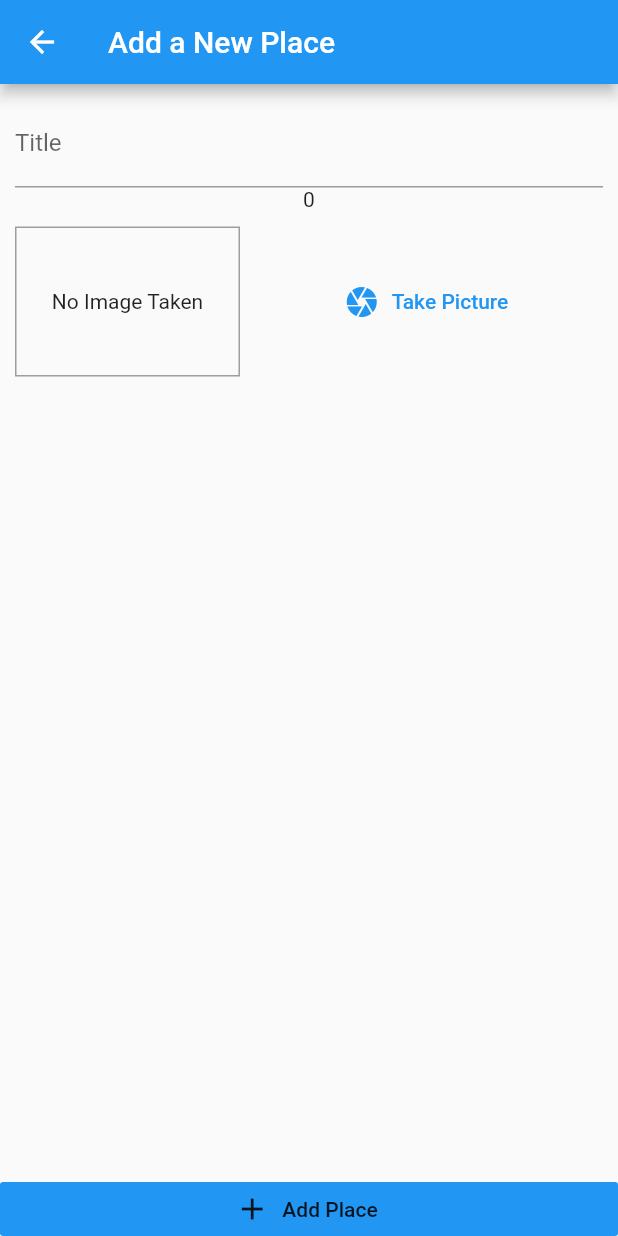
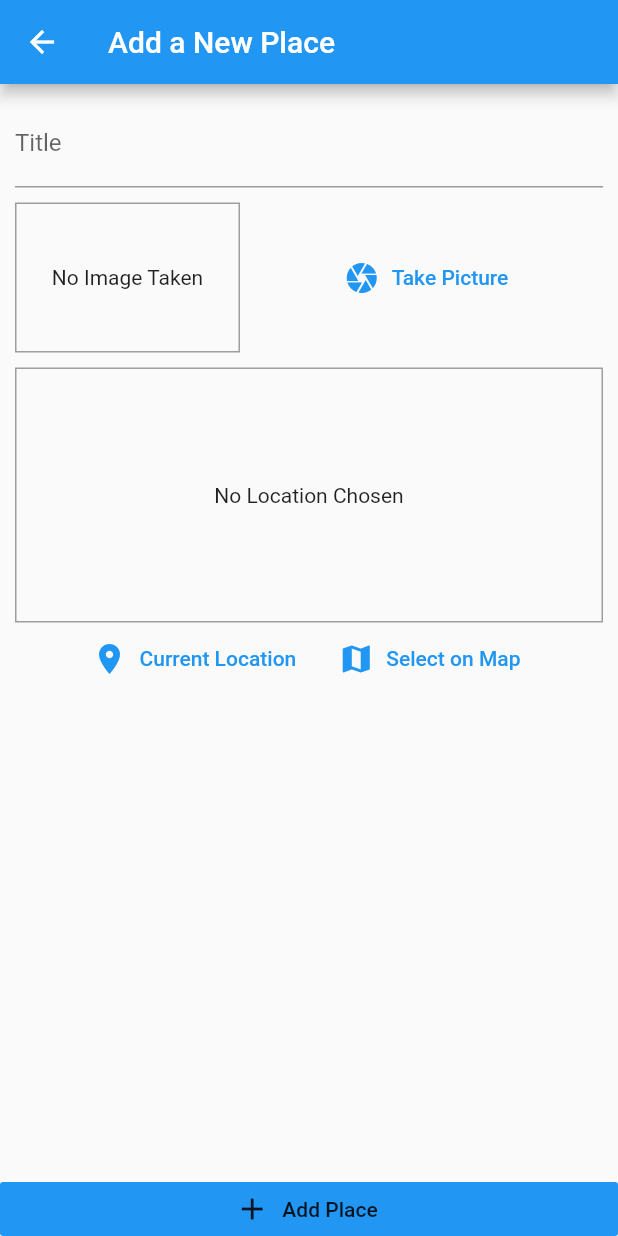
Before and after one commit to NikolaDonevski138/flutter-poc, a Flutter app: the AddPlaceScreen screen opened by its route, on a phone screen of 412 x 824 dp. Run offline on Flutter 3.47's test engine with Material 2 defaults, Android fonts, the phone set to English and light mode, and no system bars; our stand-ins replace geolocator, google_maps_flutter, image_picker, location, sqflite; accounts and stored records are empty.

```diff
--- /dev/null
+++ b/lib/helpers/location_helper.dart
@@ -0,0 +1,10 @@
+const GOOGLE_API_KEY = 'AIzaSyBg9yn5JtQgKRFbg6FCTy4ewbF24kRuAYI';
+
+class LocationHelper {
+  static String generateLocationPreviewImage({
+    double latitude,
+    double longitude,
+  }) {
+    return 'https://maps.googleapis.com/maps/api/staticmap?center=&$latitude,$longitude&zoom=16&size=600x300&maptype=roadmap&markers=color:red%7Clabel:A%7C$latitude,$longitude&key=$GOOGLE_API_KEY';
+  }
+}
--- a/lib/main.dart
+++ b/lib/main.dart
@@ -25,7 +25,7 @@ class MyApp extends StatelessWidget {
           routes: {
             HomeScreen.routeName: (ctx) => HomeScreen(),
             AddPlaceScreen.routeName: (ctx) => AddPlaceScreen(),
-            PlacesListScreen.routeName: (ctx) => PlacesListScreen(),
+            // PlacesListScreen.routeName: (ctx) => PlacesListScreen(),
           }),
     );
   }
--- a/lib/models/place.dart
+++ b/lib/models/place.dart
@@ -7,7 +7,7 @@ class PlaceLocation {
   final double longitude;
   final String address;
 
-  PlaceLocation({
+  const PlaceLocation({
     @required this.latitude,
     @required this.longitude,
     this.address,
--- a/lib/screen/add_place_screen.dart
+++ b/lib/screen/add_place_screen.dart
@@ -4,8 +4,8 @@ import 'package:flutter/material.dart';
 import 'package:provider/provider.dart';
 
 import '../widgets/image_input.dart';
+import '../widgets/location_input.dart';
 import '../providers/great_places.dart';
-import '../screen/places_list_screen.dart';
 
 class AddPlaceScreen extends StatefulWidget {
   static const routeName = '/add-place';
@@ -28,7 +28,6 @@ class _AddPlaceScreenState extends State<AddPlaceScreen> {
     }
     Provider.of<GreatPlaces>(context, listen: false)
         .addPlace(_titleController.text, _pickedImage);
-    print(Provider.of<GreatPlaces>(context, listen: false).items.length);
     Navigator.of(context).pop();
   }
 
@@ -51,14 +50,14 @@ class _AddPlaceScreenState extends State<AddPlaceScreen> {
                       decoration: InputDecoration(labelText: 'Title'),
                       controller: _titleController,
                     ),
-                    Text(Provider.of<GreatPlaces>(context, listen: false)
-                        .items
-                        .length
-                        .toString()),
                     SizedBox(
                       height: 10,
                     ),
                     ImageInput(_selectImage),
+                    SizedBox(
+                      height: 10,
+                    ),
+                    LocationInput(),
                   ],
                 ),
               ),
--- /dev/null
+++ b/lib/widgets/location_input.dart
@@ -0,0 +1,95 @@
+import 'package:flutter/material.dart';
+import 'package:location/location.dart';
+
+import '../helpers/location_helper.dart';
+import '../screen/map_screen.dart';
+import 'package:geolocator/geolocator.dart';
+
+class LocationInput extends StatefulWidget {
+  @override
+  _LocationInputState createState() => _LocationInputState();
+}
+
+class _LocationInputState extends State<LocationInput> {
+  String _previewImageUrl;
+
+  //Location location = new Location();
+
+  _getCurrentUserLocation() async {
+    // final locData = await location.getLocation();
+    // print(locData.latitude);
+  }
+
+  // Future<void> _getCurrentUserLocation() async {
+  //   final locData = await Location().getLocation();
+  //   final staticMapImageUrl = LocationHelper.generateLocationPreviewImage(
+  //     latitude: locData.latitude,
+  //     longitude: locData.longitude,
+  //   );
+  //   setState(() {
+  //     _previewImageUrl = staticMapImageUrl;
+  //   });
+  // }
+
+  Future<void> _selectOnMap() async {
+    final selectedLocation = await Navigator.of(context).push(
+      MaterialPageRoute(
+        fullscreenDialog: true,
+        builder: (ctx) => MapScreen(
+          isSelecting: true,
+        ),
+      ),
+    );
+    if (selectedLocation == null) {
+      return;
+    }
+    // ...
+  }
+
+  @override
+  Widget build(BuildContext context) {
+    return Column(
+      children: <Widget>[
+        Container(
+          height: 170,
+          width: double.infinity,
+          alignment: Alignment.center,
+          decoration: BoxDecoration(
+            border: Border.all(width: 1, color: Colors.grey),
+          ),
+          child: _previewImageUrl == null
+              ? Text(
+                  'No Location Chosen',
+                  textAlign: TextAlign.center,
+                )
+              : Image.network(
+                  _previewImageUrl,
+                  fit: BoxFit.cover,
+                  width: double.infinity,
+                ),
+        ),
+        Row(
+          mainAxisAlignment: MainAxisAlignment.center,
+          children: <Widget>[
+            FlatButton.icon(
+              icon: Icon(
+                Icons.location_on,
+              ),
+              label: Text('Current Location'),
+              textColor: Theme.of(context).primaryColor,
+              onPressed: _getCurrentUserLocation,
+            ),
+            FlatButton.icon(
+              icon: Icon(
+                Icons.map,
+              ),
+              label: Text('Select on Map'),
+              textColor: Theme.of(context).primaryColor,
+              onPressed: _selectOnMap,
+            ),
+          ],
+        ),
+      ],
+    );
+  }
+}
--- a/pubspec.yaml
+++ b/pubspec.yaml
@@ -29,6 +29,9 @@ dependencies:
   path_provider: ^1.6.27
   path: ^1.7.0
   sqflite: ^1.3.2+1
+  location: ^3.2.1
+  google_maps_flutter: ^0.5.17
+  geolocator: ^6.1.13
 
 
   # The following adds the Cupertino Icons font to your application.
```
Also changed, not shown: lib/helpers/db_helper.dart (added, +28 -0 lines), lib/providers/great_places.dart (+21 -0 lines), lib/screen/map_screen.dart (added, +38 -0 lines), lib/screen/places_list_screen.dart (+12 -11 lines), pubspec.lock, 3 other files.
